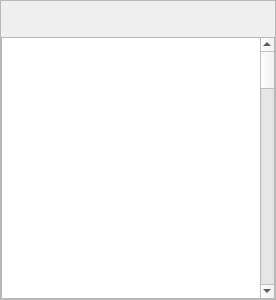
The window that VideoPlayer/login/FAQitem.ui (huizhang556/pc-video-player) describes before a commit, drawn with Qt 5.
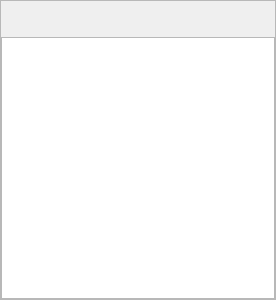
The same window after the commit. Icons and pictures are not drawn.

Commit message: 登陆增加历史登录

```diff
--- a/VideoPlayer/login/FAQitem.ui
+++ b/VideoPlayer/login/FAQitem.ui
@@ -175,75 +175,7 @@
 }</string>
         </property>
         <property name="plainText">
-         <string>优酷隐私政策
-
- 
-
-生效日期：2022年11月15日
-
-2022V2.0
-
- 
-
-【引言】
-
- 
-
-欢迎您使用我们的产品及/或服务！我们深知个人信息对您的重要性，您的信赖对我们非常重要，我们将严格遵守法律法规要求采取相应的安全保护措施，致力于保护您的个人信息安全可控。基于此，优酷服务提供者（或简称“我们”）制定本《优酷隐私政策》（下称“本政策”或“本隐私政策”），帮助您充分了解在您使用我们产品及/或服务的过程中，我们会如何收集、使用、共享、存储和保护您的个人信息以及您可以如何管理您的个人信息，以便您更好地作出适当的选择。
-
-在您开始使用我们的产品及/或服务前，请您务必先仔细阅读和理解本政策，特别应重点阅读我们以粗体/粗体下划线标识的条款，确保您充分理解和同意之后再开始使用。除本政策外，在特定场景下，我们还会通过即时告知（含弹窗、页面提示等）、功能更新说明等方式，向您说明对应的信息收集目的、范围及使用方式，这些即时告知及功能更新说明等构成本政策的一部分，并与本政策具有同等效力。本政策中涉及的专业词汇，我们尽量以简明通俗的表述向您解释，以便于您理解。如对本政策内容有任何疑问、意见或建议，您可通过本政策文末的联系方式与我们联系。
-
-您同意隐私政策表示您已了解应用提供的功能，以及功能运行所需的必要个人信息，并给予相应的收集使用授权，但并不代表您已单独同意开启附加功能、处理非必要个人信息，相关附加功能的开启、处理非必要个人信息以及处理敏感个人信息，我们会根据您的实际使用情况单独征求您的同意。
-
-
-
-（一）账号注册/登录与身份验证
-
-（1）账号注册/登录
-
-【账号注册】当您注册我们的产品与/或服务时，为了帮助您完成注册流程，您需要向我们提供您的手机号码并进行验证，以及创建用户名和密码。收集此类信息是为了满足相关法律法规的网络实名制要求，此类信息属于该功能的必要信息，若你不提供这类信息，将导致注册失败，但不影响您使用视频的浏览、搜索、播放功能。此外，你还可以根据自身需求选择填写姓名、地区等信息。
-
-【账户登录】当您登录我们的产品与/或服务时，您需要向我们提供您的手机号码/邮箱及密码，或进行验证；基于我们与通信运营商的合作，当您使用 “一键登录”功能时，经过您的明示同意，我们会通过运营商获取您的手机号码，便于我们为您提供快捷的登录服务；当您使用“扫码登录”功能时，我们会请求您授权相机权限，以顺利完成二维码扫码；您使用第三方平台（例如：淘宝/支付宝/微信/微博/QQ账号等）的账号登录时，您授权我们获取您登录的该第三方账号下的相关信息（包括：昵称、头像，具体以您的授权内容为准），用于与优酷账号绑定，使您可以直接登录并使用相关产品与/或服务。为了满足相关法律法规的网络实名制要求，您使用第三方平台账号授权登录我们的产品与/或服务时，首次授权需要绑定您的手机号码。此类信息属于该功能的必要信息，若您不提供这类信息，您可能无法正常登录。若你不提供这类信息，将导致登录失败，但不影响您使用视频的浏览、搜索、播放功能。
-
-【基本信息维护】您在使用优酷时，为维护您的基本资料，改善您的服务体验，您可自主选择填写您的性别、头像、昵称、生日、个人简介等。此类信息属于该功能的非必要信息，如您不提供这些信息，并不影响您使用我们的产品与/或服务的基本功能。您在上传/更换头像时，我们会请求您的相机、相册权限，并收集您上传/更换的图片信息。
-
-（2）身份验证
-
-当您使用信息发布（如直播）、“优酷号”、网络游戏用户实名注册和交易、购买营业性演出门票、使用“比心”功能、购买相关金融产品或服务、企业履行代扣代缴个人所得税的义务时，或为满足相关法律规定及监管要求、对未成年人进行保护、确保用户身份真实性、实现反欺诈等风险控制、或保障系统和服务安全之需要，您在使用特定功能与/或服务前，可能需要进行身份认证。我们将需要收集您的身份认证信息（可能包括姓名、身份证相关信息、面部特征信息、手机号码)以完成实名认证。
-
-   在青少年模式下，如果您需要退出，且忘记密码的情况下，为满足相关法律法规的规定，需要对您的身份进行认证。您可以选择联系我们的客服重置密码，也可以在线进行认证退出青少年模式。如您选择在线认证，我们将需要收集您的身份认证信息(包括姓名、身份证相关信息、面部特征信息)以完成认证。
-
-（二）浏览/搜索/播放/下载
-
-当您使用我们视频、音频、直播、电子读物等服务内容的浏览、播放功能时，为向您提供一致化的服务，我们需要收集您的设备信息、日志信息。前述日志信息包括：您的操作、行为日志信息，包括您的浏览记录、点赞/分享/评论/互动记录、收藏/关注/预约记录/+追记录、播放记录、播放时长、访问日期和时间。此类信息属于该功能的必要信息，若您不提供这类信息，您可能无法正常使用上述功能。
-
-当您使用搜索功能时，我们会自动收集您的一些信息，包括如下个人信息：搜索的内容（包括文字、使用语音搜索时的语音信息）、浏览记录和时间、搜索的时间以及与它们互动的次数。为了提供高效的搜索服务，部分前述信息会暂时存储在您的本地设备端，并可向您展示搜索历史记录。此类信息属于该功能的必要信息，若您不提供这类信息，您可能无法正常使用上述功能。
-
-我们为您提供了语音搜索。您使用语音搜索功能时，我们会请求您授权麦克风权限，并收集您的语音信息；您使用下载功能时，我们会请求您授权存储权限, 以便在您设备外置存储空间内写入音视频文件的相关信息。
-
-当您在观看我们的视频时，我们为您提供了手势控制功能，以帮助在视频播放场景中通过特定手势进行操作控制。在您使用手势控制功能时，我们会请求您授权摄像头权限，以便优酷识别您的手势并根据您的手势指令进行相应的控制操作。我们仅在视频播放场景启动期间且设备处于唤醒状态时才开启摄像头获取手势相关信息并对手势相关信息进行分析处理以便识别用户的手势指令；我们不会存储或与第三方共享您的该信息。您可以在我的-设置-隔空手势关闭随时关闭本功能。
-
-当您使用首页摇一摇跳转剧集功能时，我们会调用设备的陀螺仪、加速度、重力传感器以识别判断您的设备状态。
-
-在您观看视频时，为给您提供良好的观看体验，我们会调用您的加速度、磁力、方向传感器，通过您的传感器信息检测设备屏幕方向变化，进行视频播放中的横竖屏切换。
-
-在您观看VR视频时，我们会调用您的陀螺仪、加速度、方向传感器，通过您的传感器信息检测设备屏幕方向变化，调整VR视频画面角度。
-
-在您观看互动剧时，我们会调用您的陀螺仪、加速度、磁力传感器，通过您的传感器信息实现互动指令。
-
-在您使用护眼模式时，我们会调用您的光线传感器检测光线，以调整屏幕亮度。
-
-在您参加互动类活动时，我们会调用您的陀螺仪、加速度、方向传感器，通过您的传感器信息实现互动指令。
-
-请您理解，单独的设备传感器数据不涉及任何个人位置信息且无法与其他信息结合用于识别特定自然人的身份。
-
-       您在观看我们的视频时，我们为您提供了护眼模式，以帮助您保护眼睛。护眼模式需要请求您的相机权限。当您授权使用护眼模式时：对于iOS系统用户，我们会使用TrueDepth APIs，按一定频率获取您面部和设备屏幕之间的距离信息。基于TrueDepth APIs通过相机/摄像头权限，用于实时计算眼睛所注视设备屏幕的位置信息并应用于互动反馈，我们不会存储或与第三方共享您的该信息，且仅用于前述互动反馈。另外，您可以随时关闭此功能，功能关闭后会立即关闭对TrueDepth APIs接口的调用并停止数据收集。对于安卓系统用户，我们会通过相机/摄像头权限，按一定频率识别您的人脸信息，用于实时计算眼睛所注视设备屏幕的位置信息并应用于互动反馈，我们不会存储或与第三方共享您的该信息，且仅用于前述互动反馈。另外，您可以随时关闭此功能，功能关闭后会立即停止数据收集。
-
-
-
-（三）信息上传或发布、交流互动
-
-如果您使用上传视频或照片、弹幕、评论或在社区留言、发帖的服务，您可能会主动提供相关图文/音视频内容。我们会自动收集您的上述信息，并展示您的昵称、头像、发布的信息内容。请您知悉，您发布的信息中可能包含他人的个人信息，请您务必取得他人的合法授权，避免非法泄露他人的个人信息。当您进行交流互动时，我们会收集您的互动信息（包括不限于评论、弹幕、收藏/关注/预约/+追记录、点赞/评论/分享/交流互动信息）。就前述部分信息上传或发布，在您使用时，我们会请求您授权相机、相册、麦克风权限。</string>
+         <string/>
         </property>
        </widget>
       </item>
```
The commit also changes 23 other files.
